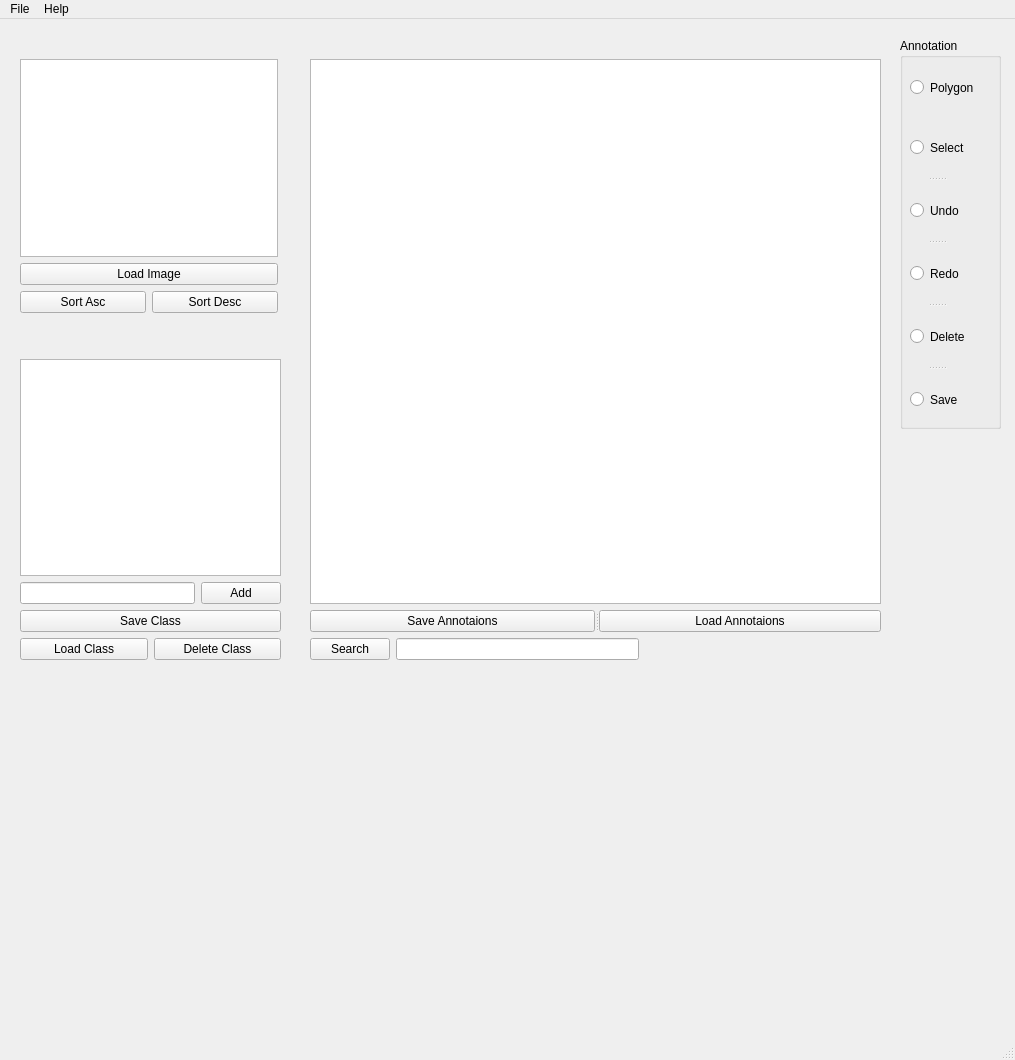
First picture: the form in mainwindow.ui, repository SDI-Group-35/Project, before the edit.
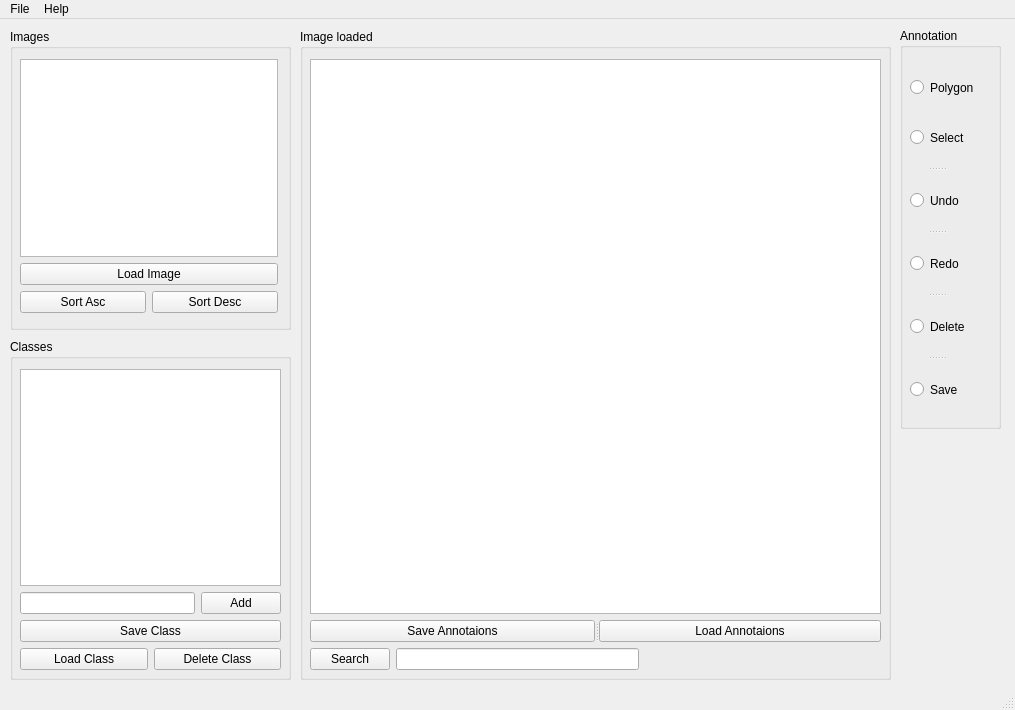
Second picture: the form after the edit.

Patch:
```diff
--- a/mainwindow.ui
+++ b/mainwindow.ui
@@ -7,7 +7,7 @@
     <x>0</x>
     <y>0</y>
     <width>1015</width>
-    <height>1060</height>
+    <height>710</height>
    </rect>
   </property>
   <property name="windowTitle">
@@ -31,9 +31,9 @@
     <property name="geometry">
      <rect>
       <x>900</x>
-      <y>19</y>
+      <y>9</y>
       <width>101</width>
-      <height>391</height>
+      <height>401</height>
      </rect>
     </property>
     <property name="title">
@@ -91,59 +91,51 @@
      <enum>Qt::Vertical</enum>
     </property>
    </widget>
-   <widget class="QWidget" name="layoutWidget">
+   <widget class="QGroupBox" name="groupBox">
     <property name="geometry">
      <rect>
-      <x>20</x>
-      <y>340</y>
-      <width>261</width>
+      <x>10</x>
+      <y>10</y>
+      <width>281</width>
       <height>301</height>
      </rect>
     </property>
-    <layout class="QVBoxLayout" name="verticalLayout">
-     <item>
-      <widget class="QListWidget" name="classList"/>
-     </item>
-     <item>
-      <layout class="QHBoxLayout" name="horizontalLayout">
-       <item>
-        <widget class="QLineEdit" name="addClassText"/>
-       </item>
-       <item>
-        <widget class="QPushButton" name="addClass">
-         <property name="maximumSize">
-          <size>
-           <width>16777215</width>
-           <height>30</height>
-          </size>
-         </property>
-         <property name="text">
-          <string>Add</string>
-         </property>
-        </widget>
-       </item>
-      </layout>
-     </item>
+    <property name="title">
+     <string>Images</string>
+    </property>
+    <widget class="QWidget" name="layoutWidget">
+     <property name="geometry">
+      <rect>
+       <x>10</x>
+       <y>30</y>
+       <width>258</width>
+       <height>254</height>
+      </rect>
+     </property>
+     <layout class="QVBoxLayout" name="verticalLayout_3">
+      <item>
+       <widget class="QListWidget" name="WidgetImgList"/>
+      </item>
      <item>
-      <widget class="QPushButton" name="saveClass">
+       <widget class="QPushButton" name="pushButton">
        <property name="text">
-        <string>Save Class</string>
+         <string>Load Image</string>
        </property>
       </widget>
      </item>
      <item>
-      <layout class="QHBoxLayout" name="horizontalLayout_2">
+       <layout class="QHBoxLayout" name="horizontalLayout_3">
        <item>
-        <widget class="QPushButton" name="loadClass">
+         <widget class="QPushButton" name="imgSortAsc">
          <property name="text">
-          <string>Load Class</string>
+           <string>Sort Asc</string>
          </property>
         </widget>
        </item>
        <item>
-        <widget class="QPushButton" name="deleteClass">
+         <widget class="QPushButton" name="imgSortDesc">
          <property name="text">
-          <string>Delete Class</string>
+           <string>Sort Desc</string>
          </property>
         </widget>
        </item>
@@ -151,13 +143,26 @@
      </item>
     </layout>
    </widget>
-   <widget class="QWidget" name="">
+   </widget>
+   <widget class="QGroupBox" name="groupBox_2">
     <property name="geometry">
      <rect>
-      <x>310</x>
-      <y>40</y>
+      <x>300</x>
+      <y>10</y>
+      <width>591</width>
+      <height>651</height>
+     </rect>
+    </property>
+    <property name="title">
+     <string>Image loaded</string>
+    </property>
+    <widget class="QWidget" name="layoutWidget">
+     <property name="geometry">
+      <rect>
+       <x>10</x>
+       <y>30</y>
       <width>571</width>
-      <height>601</height>
+       <height>611</height>
      </rect>
     </property>
     <layout class="QVBoxLayout" name="verticalLayout_2">
@@ -210,39 +215,72 @@
      </item>
     </layout>
    </widget>
-   <widget class="QWidget" name="">
+   </widget>
+   <widget class="QGroupBox" name="groupBox_3">
     <property name="geometry">
      <rect>
-      <x>20</x>
-      <y>40</y>
-      <width>258</width>
-      <height>254</height>
+      <x>10</x>
+      <y>320</y>
+      <width>281</width>
+      <height>341</height>
      </rect>
     </property>
-    <layout class="QVBoxLayout" name="verticalLayout_3">
+    <property name="title">
+     <string>Classes</string>
+    </property>
+    <widget class="QWidget" name="layoutWidget">
+     <property name="geometry">
+      <rect>
+       <x>10</x>
+       <y>30</y>
+       <width>261</width>
+       <height>301</height>
+      </rect>
+     </property>
+     <layout class="QVBoxLayout" name="verticalLayout">
      <item>
-      <widget class="QListWidget" name="WidgetImgList"/>
+       <widget class="QListWidget" name="classList"/>
      </item>
      <item>
-      <widget class="QPushButton" name="pushButton">
+       <layout class="QHBoxLayout" name="horizontalLayout">
+        <item>
+         <widget class="QLineEdit" name="addClassText"/>
+        </item>
+        <item>
+         <widget class="QPushButton" name="addClass">
+          <property name="maximumSize">
+           <size>
+            <width>16777215</width>
+            <height>30</height>
+           </size>
+          </property>
        <property name="text">
-        <string>Load Image</string>
+           <string>Add</string>
        </property>
       </widget>
      </item>
+       </layout>
+      </item>
      <item>
-      <layout class="QHBoxLayout" name="horizontalLayout_3">
+       <widget class="QPushButton" name="saveClass">
+        <property name="text">
+         <string>Save Class</string>
+        </property>
+       </widget>
+      </item>
        <item>
-        <widget class="QPushButton" name="imgSortAsc">
+       <layout class="QHBoxLayout" name="horizontalLayout_2">
+        <item>
+         <widget class="QPushButton" name="loadClass">
          <property name="text">
-          <string>Sort Asc</string>
+           <string>Load Class</string>
          </property>
         </widget>
        </item>
        <item>
-        <widget class="QPushButton" name="imgSortDesc">
+         <widget class="QPushButton" name="deleteClass">
          <property name="text">
-          <string>Sort Desc</string>
+           <string>Delete Class</string>
          </property>
         </widget>
        </item>
@@ -250,8 +288,8 @@
      </item>
     </layout>
    </widget>
-   <zorder>layoutWidget</zorder>
-   <zorder>splitter_3</zorder>
+   </widget>
+   <zorder>groupBox_2</zorder>
    <zorder>splitter_5</zorder>
    <zorder>groupBox_4</zorder>
    <zorder>graphicsView</zorder>
```
Left out of the diff: 10 changed lines with no effect on the pictures. Lines whose indentation alone changed are shown as unchanged.
